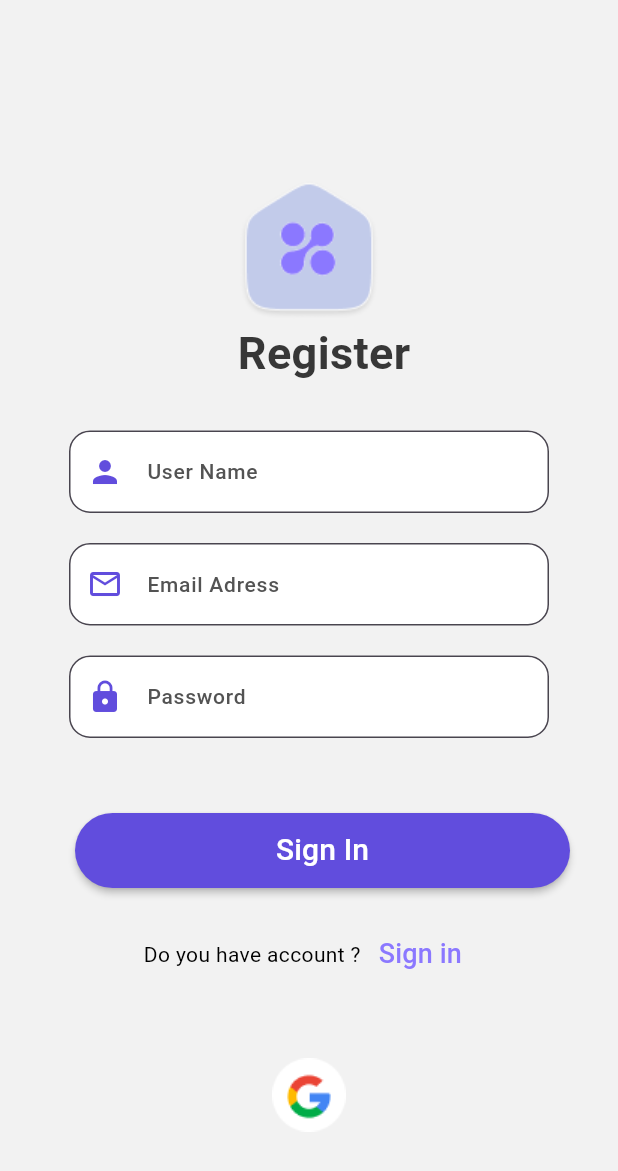
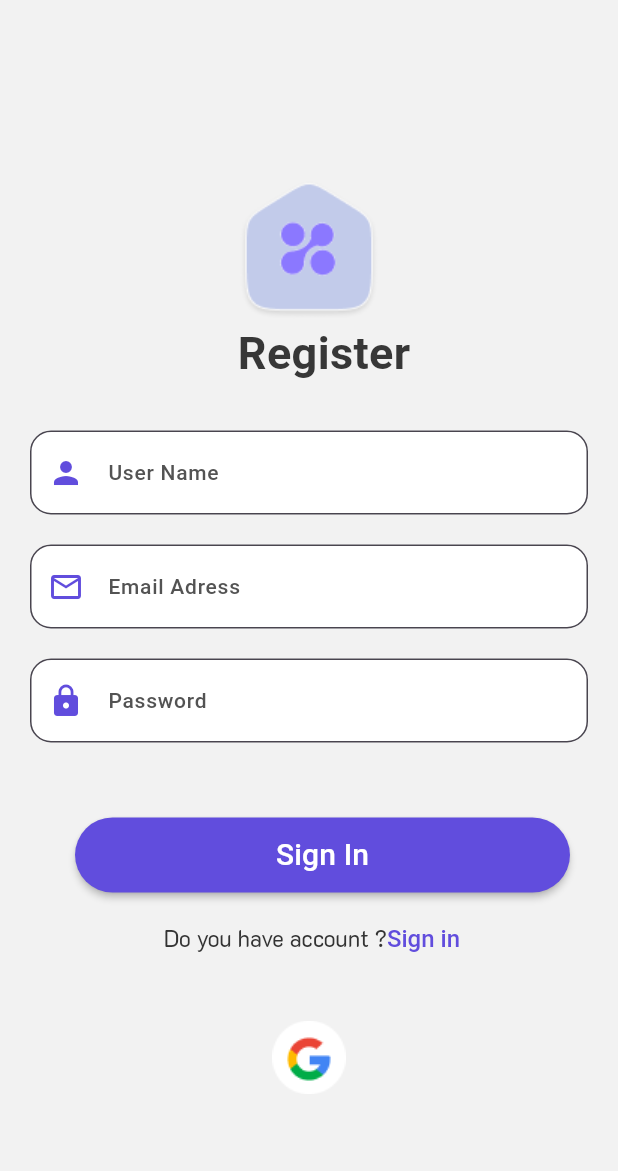
Before and after one commit to mans30hussein/HomeX, a Flutter app: the RegisterBodyScreen screen opened directly, on a phone screen of 412 x 824 dp. Shown: the top 1171 px of the screen. Run offline on Flutter 3.47's test engine with Material 3 defaults, Android fonts, the light colour scheme and no system bars; drawn by our look-alikes of modal_progress_hud_nsn; our stand-ins replace firebase_auth, firebase_core, flutter_bloc, get_it, shared_preferences, smooth_page_indicator; accounts and stored records are empty; Roboto replaces fonts that are missing (K2D); statements that could not run were skipped.

Commit message:
home view ui2 done

```diff
--- a/lib/core/services/services_locator.dart
+++ b/lib/core/services/services_locator.dart
@@ -16,7 +16,7 @@ final getIt2 =
     final getIt3 =
                     // create object git it from GitIt Singelton Pattern
                     //  to use all app istead of create object first time
-    GetIt.instance;
+    GetIt.instance; c
 
 void setupServicesLocator() {
    getIt.registerSingleton<AppLoginCubit>(AppLoginCubit());
--- a/lib/core/util/constant.dart
+++ b/lib/core/util/constant.dart
@@ -2,7 +2,7 @@ abstract class AppStrings {
   static const String continueText = "continue";
   static const String getStarted = "Get started";
   static const String skip = "Skip";
-  static const String dontHaveAcount = " Don't have account ?";
+  static const String dontHaveAcount = " Already have an account? ";
   static const String doYouHaveAcount = " Do you have account ?";
   static const String signUp = "Sign Up";
    static const String signIn = "Sign In";
--- a/lib/core/util/styles.dart
+++ b/lib/core/util/styles.dart
@@ -3,38 +3,34 @@ import 'package:home_x/core/util/colors.dart';
 import 'package:home_x/core/util/fonts.dart';
 
 class StylesApp {
-  static const TextStyle loginTitle = TextStyle(
+  static const TextStyle font30SemiBold= TextStyle(
       fontSize: 30,
       fontWeight: FontWieghtHelper.semi_bold,
       fontFamily: 'K2D',
       color: Color(0xff373737));
-  static const TextStyle labelText = TextStyle(
+  static const TextStyle font14Mediam = TextStyle(
       fontSize: 14,
       fontWeight: FontWieghtHelper.mediam,
       fontFamily: 'K2D',
       color: Color.fromARGB(255, 83, 83, 83));
-  static const TextStyle hintText = TextStyle(
-      fontSize: 14,
-      fontWeight: FontWieghtHelper.mediam,
-      fontFamily: 'K2D',
-      color: Color(0xff868686));
+
  // static Color? textColor;
-  static const TextStyle styleBotton = TextStyle(
+  static const TextStyle font20Madiam = TextStyle(  //
       fontSize: 20,
       fontWeight: FontWieghtHelper.mediam,
       fontFamily: 'K2D',
       color: Color(0xffFFFFFF));
-       static const TextStyle styleForgetPassword = TextStyle(
+       static const TextStyle font16Madiam = TextStyle(
       fontSize: 16,
       fontWeight: FontWieghtHelper.mediam,
       fontFamily: 'K2D',
       color: AppColors.primaryColors);
 
 
-  static const K2DStyle =  TextStyle(
+  static const font15Madiam =  TextStyle(
     color: AppColors.gray,
     fontSize: 15,
     fontFamily: "K2DRegular",
-    fontWeight: FontWeight.w500,
+    fontWeight: FontWieghtHelper.mediam,
   );
 }
--- a/lib/core/widgets/custom_material_bottons.dart
+++ b/lib/core/widgets/custom_material_bottons.dart
@@ -1,35 +1,36 @@
 // ignore_for_file: must_be_immutable
 
 import 'package:flutter/material.dart';
+import 'package:home_x/core/util/colors.dart';
 import 'package:home_x/core/util/styles.dart';
 
 class CustomMaterialBottons extends StatelessWidget {
   CustomMaterialBottons({
-     this.backgroundBottonsColors,
-
+    this.backgroundBottonsColors,
+    this.bourderRedias,
     required this.onPressed,
     required this.text,
     super.key,
   });
   Function() onPressed;
   Color? backgroundBottonsColors;
-
   String text;
-
+  double? bourderRedias;
   @override
   Widget build(BuildContext context) {
     return Padding(
-      padding: const EdgeInsets.only(left:18.0),
+      padding: const EdgeInsets.only(left: 18.0),
       child: MaterialButton(
-         //constraints: BoxConstraints(maxWidth: 330 , maxHeight: double.infinity ),
+        //constraints: BoxConstraints(maxWidth: 330 , maxHeight: double.infinity ),
         height: 50,
         minWidth: 330,
 
-       // padding: EdgeInsets.only(left: 10),
-        shape: RoundedRectangleBorder(borderRadius: BorderRadius.circular(50)),
-        color: backgroundBottonsColors,
-        onPressed:onPressed,
-        child:Text(text, style: StylesApp.styleBotton),
+        // padding: EdgeInsets.only(left: 10),
+
+        shape: RoundedRectangleBorder(  borderRadius:  BorderRadius.circular(bourderRedias ?? 50)),
+        color: backgroundBottonsColors ?? AppColors.primaryColors,
+        onPressed: onPressed,
+        child: Text(text, style: StylesApp.font20Madiam),
       ),
     );
   }
--- a/lib/features/autharization/Screens/lgoin/ui/widgets/custom_text_field.dart
+++ b/lib/core/widgets/custom_text_field.dart
@@ -29,23 +29,19 @@ Widget CustomTextFormField({
       },
 
       decoration: InputDecoration(
-
         filled: true,
-        fillColor:const Color(0xffFFFFFF),
-      //  hintText: hintText,
+        fillColor: const Color(0xffFFFFFF),
         enabled: true,
-        constraints:
-            const BoxConstraints(maxWidth: 320, maxHeight:55),
-        labelStyle: StylesApp.labelText,
-        hintStyle: StylesApp.labelText,
+       // constraints: const BoxConstraints(maxWidth: 320, maxHeight: 55),
+        labelStyle: StylesApp.font14Mediam,
         border: OutlineInputBorder(
           borderRadius: BorderRadius.circular(14),
         ),
         prefixIcon: prefixIcon,
-        prefixIconColor:AppColors.primaryColors,
+        prefixIconColor: AppColors.primaryColors,
         suffixIconColor: AppColors.primaryColors,
-        suffixIcon: suffixIcon ,
-        prefixStyle: StylesApp.hintText,
+        suffixIcon: suffixIcon,
+        prefixStyle: StylesApp.font14Mediam,
         labelText: lableText,
       ),
     ),
--- a/lib/features/autharization/Screens/forget_password/widget/forget_password_body.dart
+++ b/lib/features/autharization/Screens/forget_password/widget/forget_password_body.dart
@@ -2,7 +2,7 @@ import 'package:flutter/material.dart';
 import 'package:flutter_bloc/flutter_bloc.dart';
 import 'package:home_x/core/util/colors.dart';
 import 'package:home_x/core/widgets/custom_material_bottons.dart';
-import 'package:home_x/features/autharization/Screens/lgoin/ui/widgets/custom_text_field.dart';
+import 'package:home_x/core/widgets/custom_text_field.dart';
 import 'package:home_x/features/autharization/date/auth_forget_password/auth_cubit.dart';
 
 class ForgetPasswordBodyScreen extends StatelessWidget {
--- a/lib/features/autharization/Screens/lgoin/ui/widgets/add_text_bottons_forget_password.dart
+++ b/lib/features/autharization/Screens/lgoin/ui/widgets/add_text_bottons_forget_password.dart
@@ -16,7 +16,7 @@ class AddTextBottonForgetPassword extends StatelessWidget {
               context, Routs.routForgetPasswordScreen);
         },
 
-        child: const Text("Forget Password ?", style: StylesApp.styleForgetPassword,),
+        child: const Text("Forget Password ?", style: StylesApp.font16Madiam,),
       ),
     );
   }
--- a/lib/features/autharization/Screens/lgoin/ui/widgets/add_text_have_acount_or_not.dart
+++ b/lib/features/autharization/Screens/lgoin/ui/widgets/add_text_have_acount_or_not.dart
@@ -1,5 +1,6 @@
 import 'package:flutter/material.dart';
 import 'package:home_x/core/routing/const_routs.dart';
+import 'package:home_x/core/util/styles.dart';
 
 class AddTextHaveAcountOrNot extends StatelessWidget {
   AddTextHaveAcountOrNot({required this.text1, required this.text2,required this.onPressed, super.key});
@@ -12,17 +13,33 @@ class AddTextHaveAcountOrNot extends StatelessWidget {
         child: Row(
       mainAxisAlignment: MainAxisAlignment.center,
       children: [
-        Text(
-          text1,
-          style: const TextStyle(color: Colors.black),
-        ),
-        TextButton(
-          onPressed: onPressed ,
-          child: Text(
-            text2,
-            style: const TextStyle(color: Color(0xff8B78FF), fontSize: 18),
-          ),
-        ),
+        RichText(
+          textAlign: TextAlign.center,
+
+          text:TextSpan(
+            children: [
+              TextSpan(
+                text: text1,
+               style: StylesApp.font15Madiam,
+              ),
+
+              TextSpan(
+                text: text2,
+                style: StylesApp.font16Madiam,//
+              )
+            ]
+          ) ),
+        // Text(
+        //   text1,
+        //   style: const TextStyle(color: Colors.black),
+        // ),
+        // TextButton(
+        //   onPressed: onPressed ,
+        //   child: Text(
+        //     text2,
+        //     style: const TextStyle(color: Color(0xff8B78FF), fontSize: 18),
+        //   ),
+        // ),
       ],
     ));
   }
--- a/lib/features/autharization/Screens/lgoin/ui/widgets/add_text_login_title.dart
+++ b/lib/features/autharization/Screens/lgoin/ui/widgets/add_text_login_title.dart
@@ -12,7 +12,7 @@ class AddTextLoginTitle extends StatelessWidget {
       padding: EdgeInsets.only(left: 20.0),
       child: Text(
         "Log In",
-        style: StylesApp.loginTitle,
+        style: StylesApp.font30SemiBold,
       ),
     );
   }
--- a/lib/features/autharization/Screens/lgoin/ui/widgets/refactor_custom_text_form_field.dart
+++ b/lib/features/autharization/Screens/lgoin/ui/widgets/refactor_custom_text_form_field.dart
@@ -7,7 +7,7 @@ import 'package:home_x/core/shared_preference/cache_helper.dart';
 import 'package:home_x/core/util/colors.dart';
 import 'package:home_x/core/widgets/custom_material_bottons.dart';
 import 'package:home_x/features/autharization/date/auth_login/auth_cubit.dart';
-import 'package:home_x/features/autharization/Screens/lgoin/ui/widgets/custom_text_field.dart';
+import 'package:home_x/core/widgets/custom_text_field.dart';
 
 import 'add_text_bottons_forget_password.dart';
 import 'add_text_have_acount_or_not.dart';
@@ -99,7 +99,7 @@ class _RefactorCustomTextFormFieldAndAddValidationsInLoginScreenState extends St
           Padding(
             padding: const EdgeInsets.only(right: 20),
             child: CustomMaterialBottons(
-              backgroundBottonsColors: AppColors.primaryColors,
+
               onPressed: () async {
                 if (formKey.currentState!.validate()) {
                   getIt<CacheHelper>()
--- a/lib/features/autharization/Screens/register/ui/wedget/add_text_rigester_title.dart
+++ b/lib/features/autharization/Screens/register/ui/wedget/add_text_rigester_title.dart
@@ -12,7 +12,7 @@ class AddTextRegisterTitle extends StatelessWidget {
      padding:  EdgeInsets.only(left: 20.0),
      child: Text(
        "Register",
-       style: StylesApp.loginTitle,
+       style: StylesApp.font30SemiBold,
      ),
                     );
   }
--- a/lib/features/autharization/Screens/register/ui/wedget/refactor_custom_text_form_field.dart
+++ b/lib/features/autharization/Screens/register/ui/wedget/refactor_custom_text_form_field.dart
@@ -7,7 +7,7 @@ import 'package:home_x/core/shared_preference/cache_helper.dart';
 import 'package:home_x/core/util/colors.dart';
 import 'package:home_x/core/util/constant.dart';
 import 'package:home_x/core/widgets/custom_material_bottons.dart';
-import 'package:home_x/features/autharization/Screens/lgoin/ui/widgets/custom_text_field.dart';
+import 'package:home_x/core/widgets/custom_text_field.dart';
 import 'package:home_x/features/autharization/date/auth_register/auth_register_cubit.dart';
 
 class RefactorCustomTextFormFieldAndAddValidationInRegisterScreen
--- a/lib/features/onbourding/ui/onboarding_screen.dart
+++ b/lib/features/onbourding/ui/onboarding_screen.dart
@@ -48,7 +48,7 @@ class OnBourdingBodyScreen extends StatelessWidget {
               child: GestureDetector(
                 child: const Text(
                   AppStrings.skip,
-                  style: StylesApp.K2DStyle,
+                  style: StylesApp.font15Madiam,
                 ),
                 onTap: () {
                   getIt<CacheHelper>()
@@ -72,7 +72,7 @@ class OnBourdingBodyScreen extends StatelessWidget {
           Center(
             child: CustomText(
               text: "Home X",
-              style: StylesApp.K2DStyle.copyWith(
+              style: StylesApp.font15Madiam.copyWith(
                 color: Colors.white,
               ),
             ),
--- a/lib/features/onbourding/ui/widgets/custom_gester_detector_text.dart
+++ b/lib/features/onbourding/ui/widgets/custom_gester_detector_text.dart
@@ -22,7 +22,7 @@ class CustomGesterDetectorText extends StatelessWidget {
         children: [
           Text(
             text,
-            style: style ?? StylesApp.K2DStyle,
+            style: style ?? StylesApp.font15Madiam,
           ),
            Icon(
             Icons.arrow_forward,
--- a/lib/features/onbourding/ui/widgets/get_buttons.dart
+++ b/lib/features/onbourding/ui/widgets/get_buttons.dart
@@ -28,7 +28,7 @@ class _GetButtonsState extends State<GetButtons> {
           getIt<CacheHelper>().saveData(key: "onBoardingvisited", value: true);
           Navigator.pushNamed(context, Routs.routLoginScreen);
         },
-        style: StylesApp.K2DStyle.copyWith(
+        style: StylesApp.font15Madiam.copyWith(
           color: AppColors.primaryColors,
         ),
         arrowColor: AppColors.primaryColors,
@@ -43,7 +43,7 @@ class _GetButtonsState extends State<GetButtons> {
           );
           // print(widget.curindx);
         },
-        style: StylesApp.K2DStyle.copyWith(fontSize: 16),
+        style: StylesApp.font15Madiam.copyWith(fontSize: 16),
       );
     }
   }
--- a/lib/features/onbourding/ui/widgets/onboarding_container.dart
+++ b/lib/features/onbourding/ui/widgets/onboarding_container.dart
@@ -43,7 +43,7 @@ class _OnbourdingContainerState extends State<OnbourdingContainer> {
               children: [
                 CustomText(
                   text: widget.onBoardingModel.title,
-                  style: StylesApp.K2DStyle.copyWith(
+                  style: StylesApp.font15Madiam.copyWith(
                     fontFamily: "K2DBold",
                     fontSize: 18,
                   ),
@@ -61,13 +61,13 @@ class _OnbourdingContainerState extends State<OnbourdingContainer> {
                 height: 100,
                 child: CustomText(
                   text: widget.onBoardingModel.subTitle1,
-                  style: StylesApp.K2DStyle,
+                  style: StylesApp.font15Madiam,
                 )),
             SizedBox(
                 height: 100,
                 child: CustomText(
                   text: widget.onBoardingModel.subTitle2,
-                  style: StylesApp.K2DStyle,
+                  style: StylesApp.font15Madiam,
                 )),
             GetButtons(
               curindx: widget.curindx,
```
